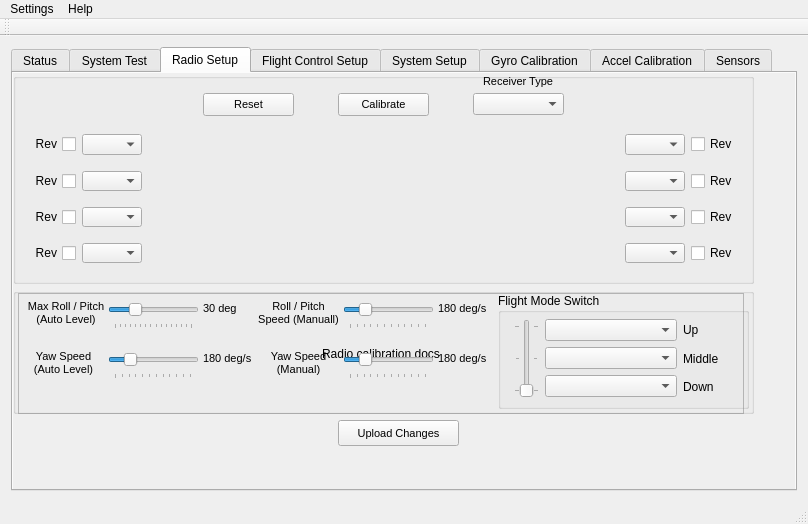
Before: the Qt Designer form GroundStation-Qt/mainwindow.ui in parallaxinc/Flight-Controller, drawn with Qt 5.
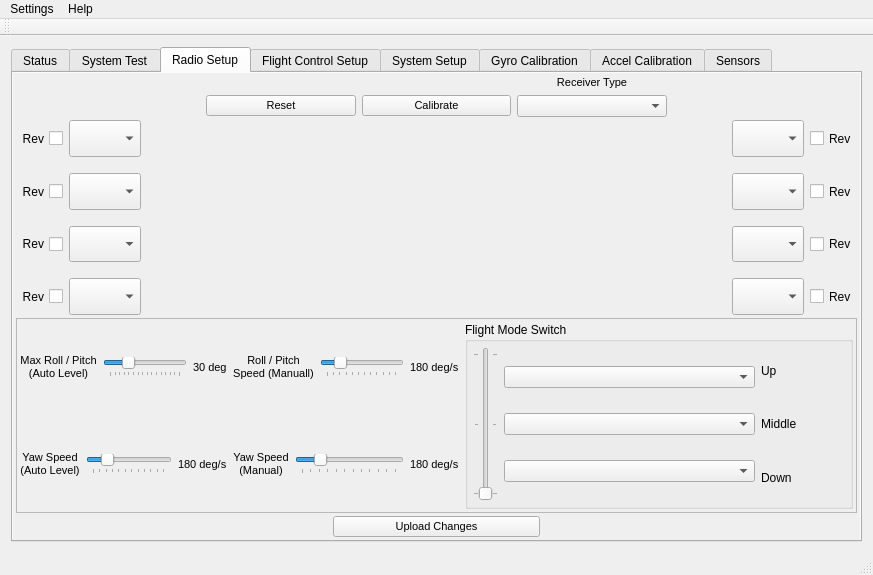
After: the same form once the commit is applied. The open tabs and pages were chosen to show the change. Icons and pictures are not drawn. Custom widgets are drawn as their Qt base class.

```diff
--- a/GroundStation-Qt/mainwindow.ui
+++ b/GroundStation-Qt/mainwindow.ui
@@ -6,8 +6,8 @@
    <rect>
     <x>0</x>
     <y>0</y>
-    <width>808</width>
-    <height>524</height>
+    <width>873</width>
+    <height>575</height>
    </rect>
   </property>
   <property name="minimumSize">
@@ -741,27 +741,74 @@
        <attribute name="title">
         <string>Radio Setup</string>
        </attribute>
-       <widget class="QGroupBox" name="gbReceiverSetup">
-        <property name="geometry">
-         <rect>
-          <x>0</x>
-          <y>0</y>
-          <width>741</width>
-          <height>211</height>
-         </rect>
+       <layout class="QVBoxLayout" name="verticalLayout_14">
+        <property name="spacing">
+         <number>3</number>
         </property>
-        <property name="title">
+        <property name="leftMargin">
+         <number>3</number>
+        </property>
+        <property name="topMargin">
+         <number>3</number>
+        </property>
+        <property name="rightMargin">
+         <number>3</number>
+        </property>
+        <property name="bottomMargin">
+         <number>3</number>
+        </property>
+        <item>
+         <layout class="QHBoxLayout" name="horizontalLayout_10" stretch="2,5,2">
+          <item>
+           <widget class="QLabel" name="label_42">
+            <property name="text">
          <string/>
         </property>
+           </widget>
+          </item>
+          <item>
+           <layout class="QGridLayout" name="gridLayout_9">
+            <item row="0" column="0">
+             <widget class="QLabel" name="label_41">
+              <property name="font">
+               <font>
+                <pointsize>8</pointsize>
+               </font>
+              </property>
+              <property name="text">
+               <string/>
+              </property>
+             </widget>
+            </item>
+            <item row="0" column="1">
+             <widget class="QLabel" name="label_40">
+              <property name="font">
+               <font>
+                <pointsize>8</pointsize>
+               </font>
+              </property>
+              <property name="text">
+               <string/>
+              </property>
+             </widget>
+            </item>
+            <item row="0" column="2">
+             <widget class="QLabel" name="label_2">
+              <property name="font">
+               <font>
+                <pointsize>8</pointsize>
+               </font>
+              </property>
+              <property name="text">
+               <string>Receiver Type</string>
+              </property>
+              <property name="alignment">
+               <set>Qt::AlignBottom|Qt::AlignHCenter</set>
+              </property>
+             </widget>
+            </item>
+            <item row="1" column="0">
         <widget class="QPushButton" name="btnReceiverReset">
-         <property name="geometry">
-          <rect>
-           <x>190</x>
-           <y>20</y>
-           <width>91</width>
-           <height>23</height>
-          </rect>
-         </property>
          <property name="font">
           <font>
            <pointsize>8</pointsize>
@@ -774,15 +821,9 @@
           <string>Reset</string>
          </property>
         </widget>
+            </item>
+            <item row="1" column="1">
         <widget class="QPushButton" name="btnReceiverCalibrate">
-         <property name="geometry">
-          <rect>
-           <x>325</x>
-           <y>20</y>
-           <width>91</width>
-           <height>23</height>
-          </rect>
-         </property>
          <property name="font">
           <font>
            <pointsize>8</pointsize>
@@ -795,86 +836,36 @@
           <string>Calibrate</string>
          </property>
         </widget>
+            </item>
+            <item row="1" column="2">
         <widget class="QComboBox" name="cbReceiverType">
-         <property name="geometry">
-          <rect>
-           <x>460</x>
-           <y>20</y>
-           <width>91</width>
-           <height>22</height>
-          </rect>
-         </property>
          <property name="toolTip">
           <string>Choose the communication type for your receiver (SBUS and PPM = 1 wire, PWM = multiple wires)</string>
          </property>
         </widget>
-        <widget class="QLabel" name="label_2">
-         <property name="geometry">
-          <rect>
-           <x>470</x>
-           <y>0</y>
-           <width>81</width>
-           <height>16</height>
-          </rect>
-         </property>
-         <property name="font">
-          <font>
-           <pointsize>8</pointsize>
-          </font>
-         </property>
+            </item>
+           </layout>
+          </item>
+          <item>
+           <widget class="QLabel" name="label_43">
          <property name="text">
-          <string>Receiver Type</string>
-         </property>
-        </widget>
-        <widget class="RadioStick_Widget" name="radioLeft_R" native="true">
-         <property name="geometry">
-          <rect>
-           <x>215</x>
-           <y>50</y>
-           <width>151</width>
-           <height>151</height>
-          </rect>
-         </property>
-         <property name="sizePolicy">
-          <sizepolicy hsizetype="Preferred" vsizetype="Preferred">
-           <horstretch>4</horstretch>
-           <verstretch>0</verstretch>
-          </sizepolicy>
-         </property>
-        </widget>
-        <widget class="RadioStick_Widget" name="radioRight_R" native="true">
-         <property name="geometry">
-          <rect>
-           <x>375</x>
-           <y>50</y>
-           <width>151</width>
-           <height>151</height>
-          </rect>
-         </property>
-         <property name="sizePolicy">
-          <sizepolicy hsizetype="Preferred" vsizetype="Preferred">
-           <horstretch>4</horstretch>
-           <verstretch>0</verstretch>
-          </sizepolicy>
-         </property>
-        </widget>
-        <widget class="QWidget" name="gridLayoutWidget5">
-         <property name="geometry">
-          <rect>
-           <x>5</x>
-           <y>50</y>
-           <width>201</width>
-           <height>151</height>
-          </rect>
-         </property>
-         <layout class="QGridLayout" name="gridLayout" columnstretch="0,0,0" columnminimumwidth="30,60,50">
+             <string/>
+            </property>
+           </widget>
+          </item>
+         </layout>
+        </item>
+        <item>
+         <layout class="QHBoxLayout" name="horizontalLayout_11" stretch="1,0,0,1">
+          <item>
+           <layout class="QGridLayout" name="gridLayout" columnstretch="0,0,2" columnminimumwidth="30,60,60">
           <property name="verticalSpacing">
            <number>16</number>
           </property>
           <item row="0" column="1">
            <widget class="QComboBox" name="cbR_Channel1">
             <property name="sizePolicy">
-             <sizepolicy hsizetype="Ignored" vsizetype="Fixed">
+               <sizepolicy hsizetype="MinimumExpanding" vsizetype="MinimumExpanding">
               <horstretch>0</horstretch>
               <verstretch>0</verstretch>
              </sizepolicy>
@@ -902,7 +893,7 @@
           <item row="1" column="1">
            <widget class="QComboBox" name="cbR_Channel4">
             <property name="sizePolicy">
-             <sizepolicy hsizetype="Ignored" vsizetype="Fixed">
+               <sizepolicy hsizetype="MinimumExpanding" vsizetype="MinimumExpanding">
               <horstretch>0</horstretch>
               <verstretch>0</verstretch>
              </sizepolicy>
@@ -930,7 +921,7 @@
           <item row="2" column="1">
            <widget class="QComboBox" name="cbR_Channel5">
             <property name="sizePolicy">
-             <sizepolicy hsizetype="Ignored" vsizetype="Fixed">
+               <sizepolicy hsizetype="MinimumExpanding" vsizetype="MinimumExpanding">
               <horstretch>0</horstretch>
               <verstretch>0</verstretch>
              </sizepolicy>
@@ -958,7 +949,7 @@
           <item row="3" column="1">
            <widget class="QComboBox" name="cbR_Channel6">
             <property name="sizePolicy">
-             <sizepolicy hsizetype="Ignored" vsizetype="Fixed">
+               <sizepolicy hsizetype="MinimumExpanding" vsizetype="MinimumExpanding">
               <horstretch>0</horstretch>
               <verstretch>0</verstretch>
              </sizepolicy>
@@ -985,6 +976,12 @@
           </item>
           <item row="1" column="0">
            <widget class="QCheckBox" name="revR_Channel4">
+              <property name="sizePolicy">
+               <sizepolicy hsizetype="Minimum" vsizetype="Minimum">
+                <horstretch>0</horstretch>
+                <verstretch>0</verstretch>
+               </sizepolicy>
+              </property>
             <property name="toolTip">
              <string>Reverse this radio channel</string>
             </property>
@@ -998,6 +995,12 @@
           </item>
           <item row="2" column="0">
            <widget class="QCheckBox" name="revR_Channel5">
+              <property name="sizePolicy">
+               <sizepolicy hsizetype="Minimum" vsizetype="Minimum">
+                <horstretch>0</horstretch>
+                <verstretch>0</verstretch>
+               </sizepolicy>
+              </property>
             <property name="toolTip">
              <string>Reverse this radio channel</string>
             </property>
@@ -1011,6 +1014,12 @@
           </item>
           <item row="3" column="0">
            <widget class="QCheckBox" name="revR_Channel6">
+              <property name="sizePolicy">
+               <sizepolicy hsizetype="Minimum" vsizetype="Minimum">
+                <horstretch>0</horstretch>
+                <verstretch>0</verstretch>
+               </sizepolicy>
+              </property>
             <property name="toolTip">
              <string>Reverse this radio channel</string>
             </property>
@@ -1025,9 +1034,9 @@
           <item row="0" column="2">
            <widget class="ValueBar_Widget" name="vbR_Channel1" native="true">
             <property name="sizePolicy">
-             <sizepolicy hsizetype="Preferred" vsizetype="Preferred">
-              <horstretch>3</horstretch>
-              <verstretch>3</verstretch>
+               <sizepolicy hsizetype="Expanding" vsizetype="MinimumExpanding">
+                <horstretch>2</horstretch>
+                <verstretch>0</verstretch>
              </sizepolicy>
             </property>
            </widget>
@@ -1035,9 +1044,9 @@
           <item row="1" column="2">
            <widget class="ValueBar_Widget" name="vbR_Channel4" native="true">
             <property name="sizePolicy">
-             <sizepolicy hsizetype="Preferred" vsizetype="Preferred">
-              <horstretch>3</horstretch>
-              <verstretch>3</verstretch>
+               <sizepolicy hsizetype="Expanding" vsizetype="MinimumExpanding">
+                <horstretch>2</horstretch>
+                <verstretch>0</verstretch>
              </sizepolicy>
             </property>
            </widget>
@@ -1045,9 +1054,9 @@
           <item row="2" column="2">
            <widget class="ValueBar_Widget" name="vbR_Channel5" native="true">
             <property name="sizePolicy">
-             <sizepolicy hsizetype="Preferred" vsizetype="Preferred">
-              <horstretch>3</horstretch>
-              <verstretch>3</verstretch>
+               <sizepolicy hsizetype="Expanding" vsizetype="MinimumExpanding">
+                <horstretch>2</horstretch>
+                <verstretch>0</verstretch>
              </sizepolicy>
             </property>
            </widget>
@@ -1055,15 +1064,21 @@
           <item row="3" column="2">
            <widget class="ValueBar_Widget" name="vbR_Channel6" native="true">
             <property name="sizePolicy">
-             <sizepolicy hsizetype="Preferred" vsizetype="Preferred">
-              <horstretch>3</horstretch>
-              <verstretch>3</verstretch>
+               <sizepolicy hsizetype="Expanding" vsizetype="MinimumExpanding">
+                <horstretch>2</horstretch>
+                <verstretch>0</verstretch>
              </sizepolicy>
             </property>
            </widget>
           </item>
           <item row="0" column="0">
            <widget class="QCheckBox" name="revR_Channel1">
+              <property name="sizePolicy">
+               <sizepolicy hsizetype="Minimum" vsizetype="Minimum">
+                <horstretch>0</horstretch>
+                <verstretch>0</verstretch>
+               </sizepolicy>
+              </property>
             <property name="toolTip">
              <string>Reverse this radio channel</string>
             </property>
@@ -1076,24 +1091,48 @@
            </widget>
           </item>
          </layout>
-        </widget>
-        <widget class="QWidget" name="gridLayoutWidget_2">
-         <property name="geometry">
-          <rect>
-           <x>535</x>
-           <y>50</y>
-           <width>201</width>
-           <height>151</height>
-          </rect>
-         </property>
-         <layout class="QGridLayout" name="gridLayout_2" columnstretch="0,0,0" columnminimumwidth="50,60,30">
+          </item>
+          <item>
+           <widget class="RadioStick_Widget" name="radioLeft_R" native="true">
+            <property name="sizePolicy">
+             <sizepolicy hsizetype="MinimumExpanding" vsizetype="MinimumExpanding">
+              <horstretch>1</horstretch>
+              <verstretch>0</verstretch>
+             </sizepolicy>
+            </property>
+            <property name="minimumSize">
+             <size>
+              <width>120</width>
+              <height>0</height>
+             </size>
+            </property>
+           </widget>
+          </item>
+          <item>
+           <widget class="RadioStick_Widget" name="radioRight_R" native="true">
+            <property name="sizePolicy">
+             <sizepolicy hsizetype="MinimumExpanding" vsizetype="MinimumExpanding">
+              <horstretch>1</horstretch>
+              <verstretch>0</verstretch>
+             </sizepolicy>
+            </property>
+            <property name="minimumSize">
+             <size>
+              <width>120</width>
+              <height>0</height>
+             </size>
+            </property>
+           </widget>
+          </item>
+          <item>
+           <layout class="QGridLayout" name="gridLayout_2" columnstretch="2,0,0" columnminimumwidth="60,60,30">
           <property name="verticalSpacing">
            <number>16</number>
           </property>
           <item row="0" column="1">
            <widget class="QComboBox" name="cbR_Channel3">
             <property name="sizePolicy">
-             <sizepolicy hsizetype="Ignored" vsizetype="Fixed">
+               <sizepolicy hsizetype="MinimumExpanding" vsizetype="MinimumExpanding">
               <horstretch>0</horstretch>
               <verstretch>0</verstretch>
              </sizepolicy>
@@ -1121,7 +1160,7 @@
           <item row="1" column="1">
            <widget class="QComboBox" name="cbR_Channel2">
             <property name="sizePolicy">
-             <sizepolicy hsizetype="Ignored" vsizetype="Fixed">
+               <sizepolicy hsizetype="MinimumExpanding" vsizetype="MinimumExpanding">
               <horstretch>0</horstretch>
               <verstretch>0</verstretch>
              </sizepolicy>
@@ -1149,7 +1188,7 @@
           <item row="2" column="1">
            <widget class="QComboBox" name="cbR_Channel7">
             <property name="sizePolicy">
-             <sizepolicy hsizetype="Ignored" vsizetype="Fixed">
+               <sizepolicy hsizetype="MinimumExpanding" vsizetype="MinimumExpanding">
               <horstretch>0</horstretch>
               <verstretch>0</verstretch>
              </sizepolicy>
@@ -1177,7 +1216,7 @@
           <item row="3" column="1">
            <widget class="QComboBox" name="cbR_Channel8">
             <property name="sizePolicy">
-             <sizepolicy hsizetype="Ignored" vsizetype="Fixed">
+               <sizepolicy hsizetype="MinimumExpanding" vsizetype="MinimumExpanding">
               <horstretch>0</horstretch>
               <verstretch>0</verstretch>
              </sizepolicy>
@@ -1205,9 +1244,9 @@
           <item row="0" column="0">
            <widget class="ValueBar_Widget" name="vbR_Channel3" native="true">
             <property name="sizePolicy">
-             <sizepolicy hsizetype="Preferred" vsizetype="Preferred">
-              <horstretch>3</horstretch>
-              <verstretch>3</verstretch>
+               <sizepolicy hsizetype="MinimumExpanding" vsizetype="MinimumExpanding">
+                <horstretch>2</horstretch>
+                <verstretch>0</verstretch>
              </sizepolicy>
             </property>
            </widget>
@@ -1215,9 +1254,9 @@
           <item row="1" column="0">
            <widget class="ValueBar_Widget" name="vbR_Channel2" native="true">
             <property name="sizePolicy">
-             <sizepolicy hsizetype="Preferred" vsizetype="Preferred">
-              <horstretch>3</horstretch>
-              <verstretch>3</verstretch>
+               <sizepolicy hsizetype="MinimumExpanding" vsizetype="MinimumExpanding">
+                <horstretch>2</horstretch>
+                <verstretch>0</verstretch>
              </sizepolicy>
             </property>
            </widget>
@@ -1225,9 +1264,9 @@
           <item row="2" column="0">
            <widget class="ValueBar_Widget" name="vbR_Channel7" native="true">
             <property name="sizePolicy">
-             <sizepolicy hsizetype="Preferred" vsizetype="Preferred">
-              <horstretch>3</horstretch>
-              <verstretch>3</verstretch>
+               <sizepolicy hsizetype="MinimumExpanding" vsizetype="MinimumExpanding">
+                <horstretch>2</horstretch>
+                <verstretch>0</verstretch>
              </sizepolicy>
             </property>
            </widget>
@@ -1235,15 +1274,21 @@
           <item row="3" column="0">
            <widget class="ValueBar_Widget" name="vbR_Channel8" native="true">
             <property name="sizePolicy">
-             <sizepolicy hsizetype="Preferred" vsizetype="Preferred">
-              <horstretch>3</horstretch>
-              <verstretch>3</verstretch>
+               <sizepolicy hsizetype="MinimumExpanding" vsizetype="MinimumExpanding">
+                <horstretch>2</horstretch>
+                <verstretch>0</verstretch>
              </sizepolicy>
             </property>
            </widget>
           </item>
           <item row="3" column="2">
            <widget class="QCheckBox" name="revR_Channel8">
+              <property name="sizePolicy">
+               <sizepolicy hsizetype="Minimum" vsizetype="Minimum">
+                <horstretch>0</horstretch>
+                <verstretch>0</verstretch>
+               </sizepolicy>
+              </property>
             <property name="toolTip">
              <string>Reverse this radio channel</string>
             </property>
@@ -1257,6 +1302,12 @@
           </item>
           <item row="2" column="2">
            <widget class="QCheckBox" name="revR_Channel7">
+              <property name="sizePolicy">
+               <sizepolicy hsizetype="Minimum" vsizetype="Minimum">
+                <horstretch>0</horstretch>
+                <verstretch>0</verstretch>
+               </sizepolicy>
+              </property>
             <property name="toolTip">
              <string>Reverse this radio channel</string>
             </property>
@@ -1270,6 +1321,12 @@
           </item>
           <item row="1" column="2">
            <widget class="QCheckBox" name="revR_Channel2">
+              <property name="sizePolicy">
+               <sizepolicy hsizetype="Minimum" vsizetype="Minimum">
+                <horstretch>0</horstretch>
+                <verstretch>0</verstretch>
+               </sizepolicy>
+              </property>
             <property name="toolTip">
              <string>Reverse this radio channel</string>
             </property>
@@ -1283,6 +1340,12 @@
           </item>
           <item row="0" column="2">
            <widget class="QCheckBox" name="revR_Channel3">
+              <property name="sizePolicy">
+               <sizepolicy hsizetype="Minimum" vsizetype="Minimum">
+                <horstretch>0</horstretch>
+                <verstretch>0</verstretch>
+               </sizepolicy>
+              </property>
             <property name="toolTip">
              <string>Reverse this radio channel</string>
             </property>
@@ -1295,32 +1358,42 @@
            </widget>
           </item>
          </layout>
-        </widget>
-       </widget>
-       <widget class="QGroupBox" name="gbControlSetup">
-        <property name="geometry">
-         <rect>
-          <x>0</x>
-          <y>215</y>
-          <width>741</width>
-          <height>126</height>
-         </rect>
-        </property>
-        <property name="title">
-         <string/>
-        </property>
-        <property name="flat">
-         <bool>false</bool>
-        </property>
+          </item>
+         </layout>
+        </item>
+        <item>
+         <widget class="QStackedWidget" name="calibrateStack">
+          <property name="frameShape">
+           <enum>QFrame::StyledPanel</enum>
+          </property>
+          <property name="currentIndex">
+           <number>0</number>
+          </property>
+          <widget class="QWidget" name="page">
+           <layout class="QHBoxLayout" name="horizontalLayout_21">
+            <property name="spacing">
+             <number>5</number>
+            </property>
+            <property name="leftMargin">
+             <number>3</number>
+            </property>
+            <property name="topMargin">
+             <number>3</number>
+            </property>
+            <property name="rightMargin">
+             <number>3</number>
+            </property>
+            <property name="bottomMargin">
+             <number>3</number>
+            </property>
+            <item>
+             <layout class="QHBoxLayout" name="horizontalLayout_19">
+              <item>
+               <layout class="QGridLayout" name="gridLayout_10">
+                <item row="0" column="0">
+                 <layout class="QHBoxLayout" name="horizontalLayout_17">
+                  <item>
         <widget class="QLabel" name="label_3">
-         <property name="geometry">
-          <rect>
-           <x>10</x>
-           <y>10</y>
-           <width>86</width>
-           <height>31</height>
-          </rect>
-         </property>
          <property name="font">
           <font>
            <pointsize>8</pointsize>
@@ -1333,15 +1406,9 @@
           <set>Qt::AlignCenter</set>
          </property>
         </widget>
+                  </item>
+                  <item>
         <widget class="QSlider" name="hsAutoRollPitchSpeed">
-         <property name="geometry">
-          <rect>
-           <x>95</x>
-           <y>10</y>
-           <width>91</width>
-           <height>31</height>
-          </rect>
-         </property>
          <property name="toolTip">
           <string>Maximum angle the craft will tilt when given a full-stick command</string>
          </property>
@@ -1367,70 +1434,9 @@
           <number>0</number>
          </property>
         </widget>
-        <widget class="QLabel" name="label_4">
-         <property name="geometry">
-          <rect>
-           <x>10</x>
-           <y>60</y>
-           <width>81</width>
-           <height>31</height>
-          </rect>
-         </property>
-         <property name="font">
-          <font>
-           <pointsize>8</pointsize>
-          </font>
-         </property>
-         <property name="text">
-          <string>&lt;html&gt;&lt;head/&gt;&lt;body&gt;&lt;p&gt;Yaw Speed&lt;br/&gt;(Auto Level)&lt;/p&gt;&lt;/body&gt;&lt;/html&gt;</string>
-         </property>
-         <property name="alignment">
-          <set>Qt::AlignCenter</set>
-         </property>
-        </widget>
-        <widget class="QSlider" name="hsAutoYawSpeed">
-         <property name="geometry">
-          <rect>
-           <x>95</x>
-           <y>60</y>
-           <width>91</width>
-           <height>31</height>
-          </rect>
-         </property>
-         <property name="toolTip">
-          <string>How quickly the craft will change heading.  Larger numbers are faster.</string>
-         </property>
-         <property name="minimum">
-          <number>5</number>
-         </property>
-         <property name="maximum">
-          <number>72</number>
-         </property>
-         <property name="pageStep">
-          <number>3</number>
-         </property>
-         <property name="value">
-          <number>18</number>
-         </property>
-         <property name="orientation">
-          <enum>Qt::Horizontal</enum>
-         </property>
-         <property name="tickPosition">
-          <enum>QSlider::TicksBelow</enum>
-         </property>
-         <property name="tickInterval">
-          <number>6</number>
-         </property>
-        </widget>
+                  </item>
+                  <item>
         <widget class="QLabel" name="lblAutoRollPitchSpeed">
-         <property name="geometry">
-          <rect>
-           <x>190</x>
-           <y>10</y>
-           <width>61</width>
-           <height>21</height>
-          </rect>
-         </property>
          <property name="font">
           <font>
            <pointsize>8</pointsize>
@@ -1443,57 +1449,13 @@
           <enum>Qt::PlainText</enum>
          </property>
         </widget>
-        <widget class="QLabel" name="lblAutoYawSpeed">
-         <property name="geometry">
-          <rect>
-           <x>190</x>
-           <y>60</y>
-           <width>61</width>
-           <height>21</height>
-          </rect>
-         </property>
-         <property name="font">
-          <font>
-           <pointsize>8</pointsize>
-          </font>
-         </property>
-         <property name="text">
-          <string>180 deg/s</string>
-         </property>
-         <property name="textFormat">
-          <enum>Qt::PlainText</enum>
-         </property>
-        </widget>
-        <widget class="QLabel" name="lblManualYawSpeed">
-         <property name="geometry">
-          <rect>
-           <x>425</x>
-           <y>60</y>
-           <width>61</width>
-           <height>21</height>
-          </rect>
-         </property>
-         <property name="font">
-          <font>
-           <pointsize>8</pointsize>
-          </font>
-         </property>
-         <property name="text">
-          <string>180 deg/s</string>
-         </property>
-         <property name="textFormat">
-          <enum>Qt::PlainText</enum>
-         </property>
-        </widget>
+                  </item>
+                 </layout>
+                </item>
+                <item row="0" column="1">
+                 <layout class="QHBoxLayout" name="horizontalLayout_18">
+                  <item>
         <widget class="QLabel" name="label_8">
-         <property name="geometry">
-          <rect>
-           <x>245</x>
-           <y>10</y>
-           <width>81</width>
-           <height>31</height>
-          </rect>
-         </property>
          <property name="font">
           <font>
            <pointsize>8</pointsize>
@@ -1506,36 +1468,9 @@
           <set>Qt::AlignCenter</set>
          </property>
         </widget>
-        <widget class="QLabel" name="label_9">
-         <property name="geometry">
-          <rect>
-           <x>245</x>
-           <y>60</y>
-           <width>81</width>
-           <height>31</height>
-          </rect>
-         </property>
-         <property name="font">
-          <font>
-           <pointsize>8</pointsize>
-          </font>
-         </property>
-         <property name="text">
-          <string>&lt;html&gt;&lt;head/&gt;&lt;body&gt;&lt;p&gt;Yaw Speed&lt;br/&gt;(Manual)&lt;/p&gt;&lt;/body&gt;&lt;/html&gt;</string>
-         </property>
-         <property name="alignment">
-          <set>Qt::AlignCenter</set>
-         </property>
-        </widget>
+                  </item>
+                  <item>
         <widget class="QSlider" name="hsManualRollPitchSpeed">
-         <property name="geometry">
-          <rect>
-           <x>330</x>
-           <y>10</y>
-           <width>91</width>
-           <height>31</height>
-          </rect>
-         </property>
          <property name="toolTip">
           <string>Speed the craft will tilt when given a full-stick command in manual mode (larger numbers are faster)</string>
          </property>
@@ -1567,82 +1502,169 @@
           <number>6</number>
          </property>
         </widget>
-        <widget class="QSlider" name="hsManualYawSpeed">
-         <property name="geometry">
-          <rect>
-           <x>330</x>
-           <y>60</y>
-           <width>91</width>
-           <height>31</height>
-          </rect>
-         </property>
-         <property name="toolTip">
-          <string>How quickly the craft will change heading.  Larger numbers are faster.</string>
-         </property>
-         <property name="minimum">
-          <number>5</number>
-         </property>
-         <property name="maximum">
-          <number>72</number>
-         </property>
-         <property name="pageStep">
-          <number>3</number>
-         </property>
-         <property name="value">
-          <number>18</number>
-         </property>
-         <property name="orientation">
-          <enum>Qt::Horizontal</enum>
-         </property>
-         <property name="tickPosition">
-          <enum>QSlider::TicksBelow</enum>
-         </property>
-         <property name="tickInterval">
-          <number>6</number>
-         </property>
-        </widget>
+                  </item>
+                  <item>
         <widget class="QLabel" name="lblManualRollPitchSpeed">
-         <property name="geometry">
-          <rect>
-           <x>425</x>
-           <y>10</y>
-           <width>61</width>
-           <height>21</height>
-          </rect>
-         </property>
+                    <property name="font">
+                     <font>
+                      <pointsize>8</pointsize>
+                     </font>
+                    </property>
+                    <property name="text">
+                     <string>180 deg/s</string>
+                    </property>
+                    <property name="textFormat">
+                     <enum>Qt::PlainText</enum>
+                    </property>
+                   </widget>
+                  </item>
+                 </layout>
+                </item>
+                <item row="1" column="0">
+                 <layout class="QHBoxLayout" name="horizontalLayout_16">
+                  <item>
+                   <widget class="QLabel" name="label_4">
          <property name="font">
           <font>
            <pointsize>8</pointsize>
           </font>
          </property>
          <property name="text">
+                     <string>&lt;html&gt;&lt;head/&gt;&lt;body&gt;&lt;p&gt;Yaw Speed&lt;br/&gt;(Auto Level)&lt;/p&gt;&lt;/body&gt;&lt;/html&gt;</string>
+                    </property>
+                    <property name="alignment">
+                     <set>Qt::AlignCenter</set>
+                    </property>
+                   </widget>
+                  </item>
+                  <item>
+                   <widget class="QSlider" name="hsAutoYawSpeed">
+                    <property name="toolTip">
+                     <string>How quickly the craft will change heading.  Larger numbers are faster.</string>
+                    </property>
+                    <property name="minimum">
+                     <number>5</number>
+                    </property>
+                    <property name="maximum">
+                     <number>72</number>
+                    </property>
+                    <property name="pageStep">
+                     <number>3</number>
+                    </property>
+                    <property name="value">
+                     <number>18</number>
+                    </property>
+                    <property name="orientation">
+                     <enum>Qt::Horizontal</enum>
+                    </property>
+                    <property name="tickPosition">
+                     <enum>QSlider::TicksBelow</enum>
+                    </property>
+                    <property name="tickInterval">
+                     <number>6</number>
+                    </property>
+                   </widget>
+                  </item>
+                  <item>
+                   <widget class="QLabel" name="lblAutoYawSpeed">
+                    <property name="font">
+                     <font>
+                      <pointsize>8</pointsize>
+                     </font>
+                    </property>
+                    <property name="text">
           <string>180 deg/s</string>
          </property>
          <property name="textFormat">
           <enum>Qt::PlainText</enum>
          </property>
         </widget>
+                  </item>
+                 </layout>
+                </item>
+                <item row="1" column="1">
+                 <layout class="QHBoxLayout" name="horizontalLayout_13">
+                  <item>
+                   <widget class="QLabel" name="label_9">
+                    <property name="font">
+                     <font>
+                      <pointsize>8</pointsize>
+                     </font>
+                    </property>
+                    <property name="text">
+                     <string>&lt;html&gt;&lt;head/&gt;&lt;body&gt;&lt;p&gt;Yaw Speed&lt;br/&gt;(Manual)&lt;/p&gt;&lt;/body&gt;&lt;/html&gt;</string>
+                    </property>
+                    <property name="alignment">
+                     <set>Qt::AlignCenter</set>
+                    </property>
+                   </widget>
+                  </item>
+                  <item>
+                   <widget class="QSlider" name="hsManualYawSpeed">
+                    <property name="toolTip">
+                     <string>How quickly the craft will change heading.  Larger numbers are faster.</string>
+                    </property>
+                    <property name="minimum">
+                     <number>5</number>
+                    </property>
+                    <property name="maximum">
+                     <number>72</number>
+                    </property>
+                    <property name="pageStep">
+                     <number>3</number>
+                    </property>
+                    <property name="value">
+                     <number>18</number>
+                    </property>
+                    <property name="orientation">
+                     <enum>Qt::Horizontal</enum>
+                    </property>
+                    <property name="tickPosition">
+                     <enum>QSlider::TicksBelow</enum>
+                    </property>
+                    <property name="tickInterval">
+                     <number>6</number>
+                    </property>
+                   </widget>
+                  </item>
+                  <item>
+                   <widget class="QLabel" name="lblManualYawSpeed">
+                    <property name="font">
+                     <font>
+                      <pointsize>8</pointsize>
+                     </font>
+                    </property>
+                    <property name="text">
+                     <string>180 deg/s</string>
+                    </property>
+                    <property name="textFormat">
+                     <enum>Qt::PlainText</enum>
+                    </property>
+                   </widget>
+                  </item>
+                 </layout>
+                </item>
+               </layout>
+              </item>
+              <item>
         <widget class="QGroupBox" name="groupBox_9">
-         <property name="geometry">
-          <rect>
-           <x>485</x>
-           <y>5</y>
-           <width>251</width>
-           <height>116</height>
-          </rect>
-         </property>
          <property name="title">
           <string>Flight Mode Switch</string>
          </property>
-         <widget class="QWidget" name="layoutWidget_4">
-          <property name="geometry">
-           <rect>
-            <x>5</x>
-            <y>15</y>
-            <width>241</width>
-            <height>101</height>
-           </rect>
-          </property>
+                <layout class="QHBoxLayout" name="horizontalLayout_12">
+                 <property name="leftMargin">
+                  <number>5</number>
+                 </property>
+                 <property name="topMargin">
+                  <number>5</number>
+                 </property>
+                 <property name="rightMargin">
+                  <number>5</number>
+                 </property>
+                 <property name="bottomMargin">
+                  <number>5</number>
+                 </property>
+                 <item>
           <layout class="QHBoxLayout" name="horizontalLayout_7" stretch="1,3,1">
            <item>
             <widget class="QSlider" name="vsFlightMode">
@@ -1771,45 +1793,30 @@
             </layout>
            </item>
           </layout>
-         </widget>
-        </widget>
-       </widget>
-       <widget class="QPushButton" name="btnUploadRadioChanges">
-        <property name="geometry">
-         <rect>
-          <x>325</x>
-          <y>347</y>
-          <width>121</width>
-          <height>26</height>
-         </rect>
-        </property>
-        <property name="font">
-         <font>
-          <pointsize>8</pointsize>
-         </font>
-        </property>
-        <property name="toolTip">
-         <string>Upload changes on this page to the flight controller</string>
-        </property>
-        <property name="text">
-         <string>Upload Changes</string>
-        </property>
-       </widget>
+                 </item>
+                </layout>
+               </widget>
+              </item>
+             </layout>
+            </item>
+           </layout>
+          </widget>
+          <widget class="QWidget" name="page_2">
+           <layout class="QHBoxLayout" name="horizontalLayout_20">
+            <item>
        <widget class="QLabel" name="lblRadioCalibrateDocs">
-        <property name="geometry">
-         <rect>
-          <x>5</x>
-          <y>220</y>
-          <width>726</width>
-          <height>121</height>
-         </rect>
-        </property>
         <property name="sizePolicy">
          <sizepolicy hsizetype="Maximum" vsizetype="Maximum">
           <horstretch>0</horstretch>
           <verstretch>0</verstretch>
          </sizepolicy>
         </property>
+              <property name="minimumSize">
+               <size>
+                <width>600</width>
+                <height>120</height>
+               </size>
+              </property>
         <property name="frameShape">
          <enum>QFrame::StyledPanel</enum>
         </property>
@@ -1823,10 +1830,45 @@
          <bool>true</bool>
         </property>
        </widget>
-       <zorder>lblRadioCalibrateDocs</zorder>
-       <zorder>gbReceiverSetup</zorder>
-       <zorder>gbControlSetup</zorder>
-       <zorder>btnUploadRadioChanges</zorder>
+            </item>
+           </layout>
+          </widget>
+         </widget>
+        </item>
+        <item>
+         <layout class="QHBoxLayout" name="horizontalLayout_22" stretch="3,2,3">
+          <item>
+           <widget class="QLabel" name="label_44">
+            <property name="text">
+             <string/>
+            </property>
+           </widget>
+          </item>
+          <item>
+           <widget class="QPushButton" name="btnUploadRadioChanges">
+            <property name="font">
+             <font>
+              <pointsize>8</pointsize>
+             </font>
+            </property>
+            <property name="toolTip">
+             <string>Upload changes on this page to the flight controller</string>
+            </property>
+            <property name="text">
+             <string>Upload Changes</string>
+            </property>
+           </widget>
+          </item>
+          <item>
+           <widget class="QLabel" name="label_45">
+            <property name="text">
+             <string/>
+            </property>
+           </widget>
+          </item>
+         </layout>
+        </item>
+       </layout>
       </widget>
       <widget class="QWidget" name="Flight_Tab">
        <property name="autoFillBackground">
@@ -4241,7 +4283,7 @@
     <rect>
      <x>0</x>
      <y>0</y>
-     <width>808</width>
+     <width>873</width>
      <height>21</height>
     </rect>
    </property>
```
Left out of the diff: 1280 changed lines with no effect on the pictures. Lines whose indentation alone changed are shown as unchanged.
